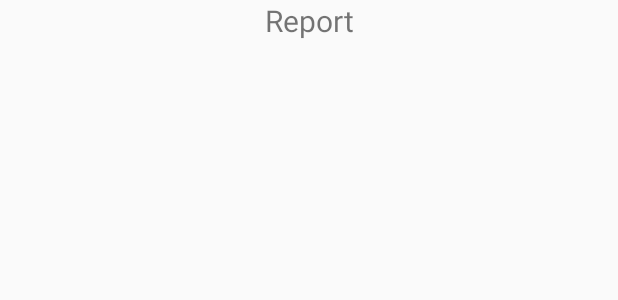
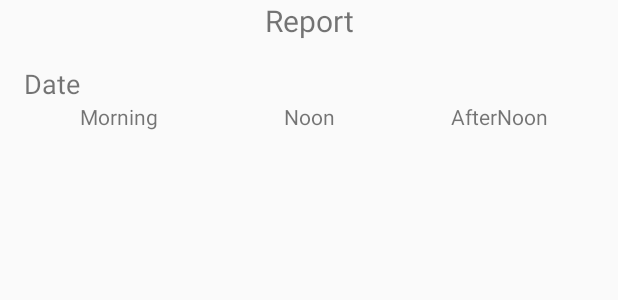
Before and after one commit to sumeta/android-babycount, an Android app: the layout fragment_report.xml on its own in the app's theme, with its tools: preview values and no code run, on a phone screen of 412 x 824 dp. Shown: the top 300 px of the screen. Run offline under Robolectric (Android 15) with nearby library versions, the phone set to English and light mode, and no system bars.

Commit message:
design report layout

```diff
--- a/app/src/main/res/layout/fragment_report.xml
+++ b/app/src/main/res/layout/fragment_report.xml
@@ -1,16 +1,24 @@
 <?xml version="1.0" encoding="utf-8"?>
-<FrameLayout xmlns:android="http://schemas.android.com/apk/res/android"
+<LinearLayout xmlns:android="http://schemas.android.com/apk/res/android"
+    xmlns:app="http://schemas.android.com/apk/res-auto"
     xmlns:tools="http://schemas.android.com/tools"
+    android:id="@+id/frameLayout"
     android:layout_width="match_parent"
     android:layout_height="match_parent"
-    tools:context=".ReportFragment">
+    tools:context=".ReportFragment"
+    android:orientation="vertical">
 
-    <!-- TODO: Update blank fragment layout -->
     <TextView
+        android:id="@+id/textView"
         android:layout_width="match_parent"
-        android:layout_height="match_parent"
+        android:layout_height="wrap_content"
         android:gravity="center_horizontal"
-        android:textSize="20sp"
-        android:text="Report" />
+        android:text="Report"
+        android:textSize="20sp" />
 
-</FrameLayout>
+   <androidx.recyclerview.widget.RecyclerView
+       android:layout_width="match_parent"
+       android:layout_height="match_parent"
+       tools:listitem="@layout/listview_report"/>
+
+</LinearLayout>
--- /dev/null
+++ b/app/src/main/res/layout/listview_report.xml
@@ -0,0 +1,62 @@
+<?xml version="1.0" encoding="utf-8"?>
+<LinearLayout xmlns:android="http://schemas.android.com/apk/res/android"
+    xmlns:app="http://schemas.android.com/apk/res-auto"
+    xmlns:tools="http://schemas.android.com/tools"
+    android:id="@+id/frameLayout"
+    android:layout_width="match_parent"
+    android:layout_height="match_parent"
+    tools:context=".ReportFragment"
+    android:orientation="vertical"
+    android:layout_margin="5dp"
+    android:padding="5dp">
+
+    <LinearLayout
+        android:layout_width="match_parent"
+        android:layout_height="match_parent"
+        android:padding="5dp"
+        android:orientation="vertical">
+
+        <TextView
+            android:id="@+id/textView10"
+            android:layout_width="match_parent"
+            android:layout_height="wrap_content"
+            android:text="Date"
+            android:textSize="18sp" />
+
+        <LinearLayout
+            android:layout_width="match_parent"
+            android:layout_height="match_parent"
+            android:orientation="horizontal">
+
+            <TextView
+                android:id="@+id/textViewMorning"
+                android:layout_width="0dp"
+                android:layout_weight="1"
+                android:layout_height="wrap_content"
+                android:gravity="center_horizontal"
+                android:text="Morning"/>
+
+            <TextView
+                android:id="@+id/textViewNoon"
+                android:layout_height="wrap_content"
+                android:layout_width="0dp"
+                android:layout_weight="1"
+                android:gravity="center_horizontal"
+                android:text="Noon"/>
+
+            <TextView
+                android:id="@+id/textViewAfterNoon"
+                android:layout_height="wrap_content"
+                android:layout_width="0dp"
+                android:layout_weight="1"
+                android:gravity="center_horizontal"
+                android:text="AfterNoon"/>
+
+
+        </LinearLayout>
+
+
+
+    </LinearLayout>
+
+</LinearLayout>
```
